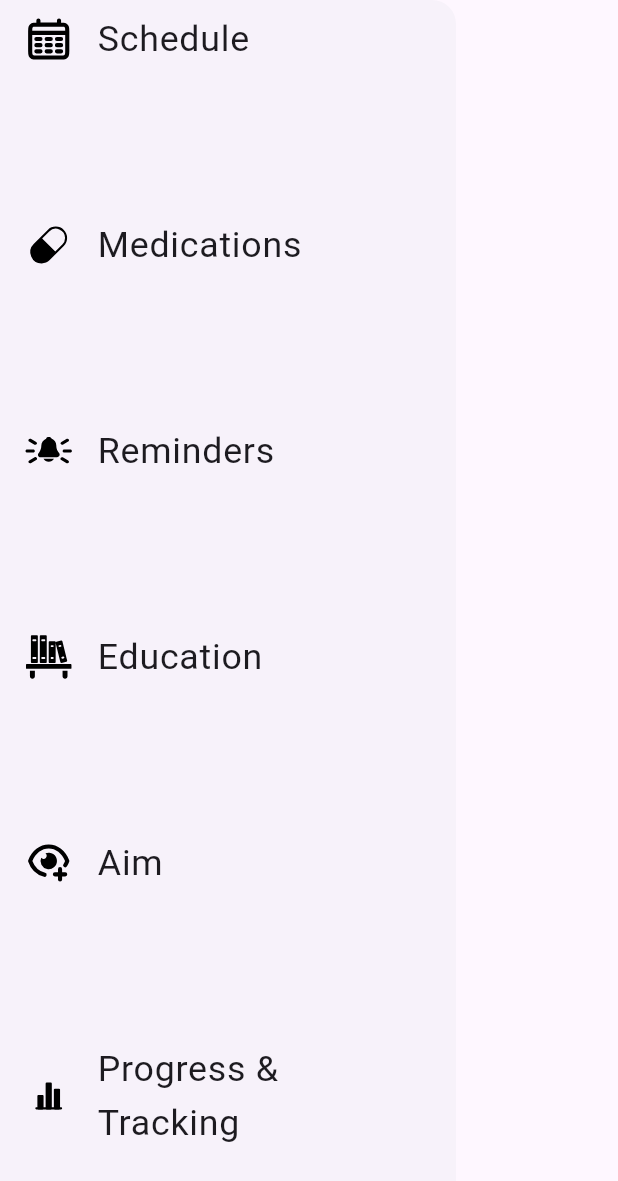
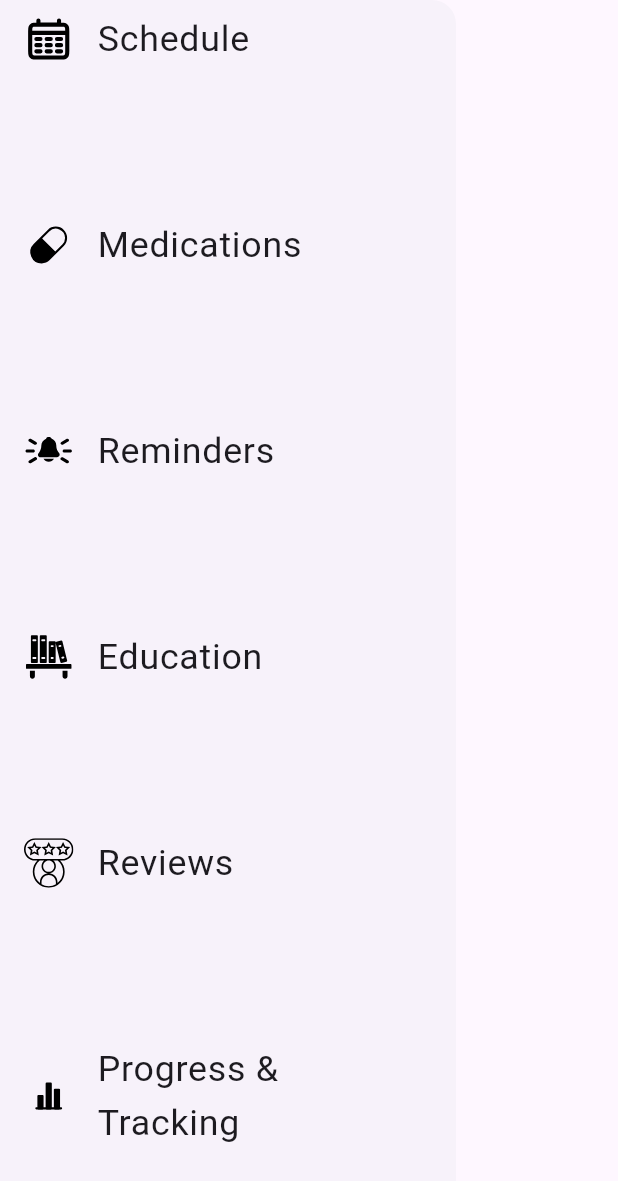
Before and after one commit to LWachtel1/Eyedrop-Adherence-App, a Flutter app: the CustomSlideOutMenu widget shown alone on an empty page, opened directly, on a phone screen of 412 x 824 dp. Shown: the top 1181 px of the screen. Run offline on Flutter 3.47's test engine with Material 3 defaults, Android fonts, the phone set to English and light mode, and no system bars; our stand-ins replace cloud_firestore, firebase_auth, firebase_core, flutter_local_notifications, flutter_svg, rxdart and 3 more; missing offline and left inert: firebase_ui_auth; accounts and stored records are empty.

Commit message:
Add reviews to slide-out menu

```diff
--- a/flutter-project/lib/shared/widgets/custom_slide_out_menu.dart
+++ b/flutter-project/lib/shared/widgets/custom_slide_out_menu.dart
@@ -23,7 +23,7 @@ class CustomSlideOutMenu extends StatelessWidget {
                   Expanded(child: DrawerItem(label: 'Medications', iconPath: 'assets/icons/medications_icon.svg', destinationScreen: MedicationsScreen())),
                   Expanded(child: DrawerItem(label: 'Reminders', iconPath: 'assets/icons/reminders_icon.svg', destinationScreen: RemindersScreen())),
                   Expanded(child: DrawerItem(label: 'Education', iconPath: 'assets/icons/education_icon.svg', destinationScreen: BaseLayoutScreen(child: null))),
-                  Expanded(child: DrawerItem(label: 'Aim', iconPath: 'assets/icons/aim_icon.svg', destinationScreen: BaseLayoutScreen(child: null))),
+                  Expanded(child: DrawerItem(label: 'Reviews', iconPath: 'assets/icons/reviews_icon.svg', destinationScreen: BaseLayoutScreen(child: null))),
                   Expanded(child: DrawerItem(label: 'Progress & Tracking', iconPath: 'assets/icons/progress+tracking_icon.svg', destinationScreen: ProgressOverviewScreen())),
                 ],
               ),
```
